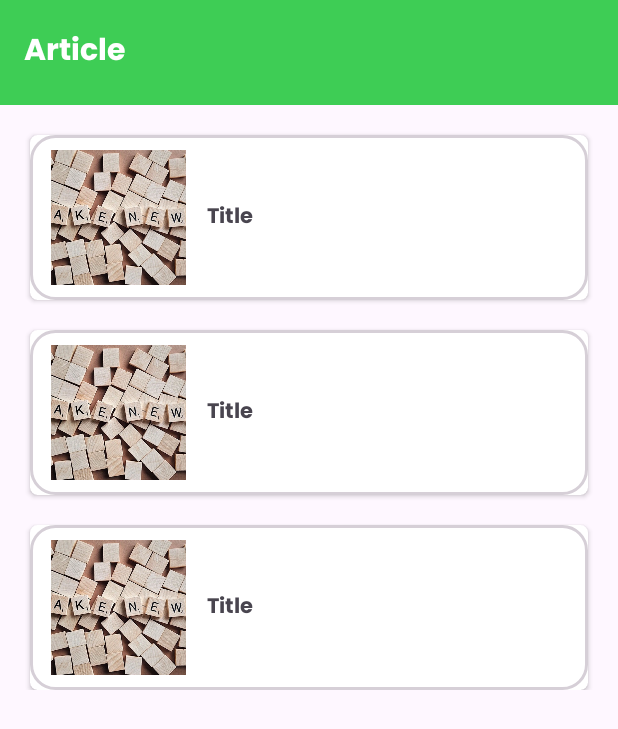
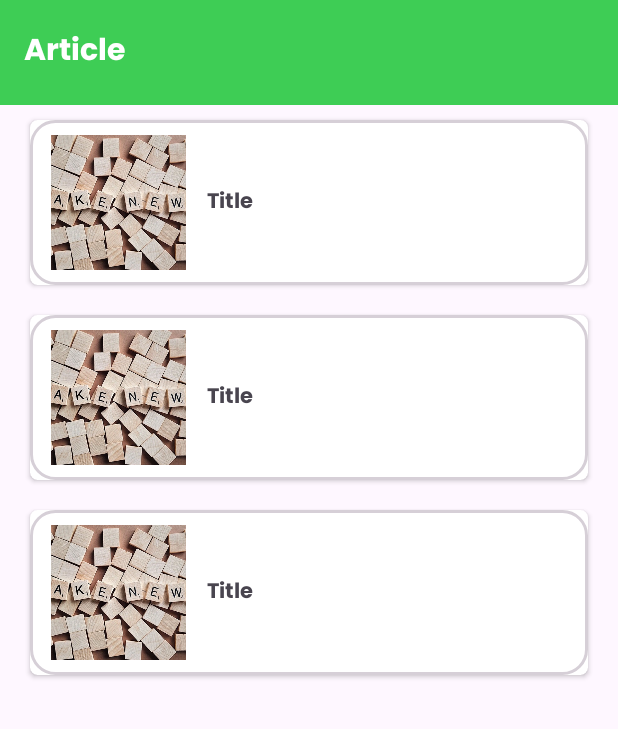
Before and after one commit to greenixproject/mobile-development, an Android app: the layout activity_article.xml on its own in the app's theme, with its tools: preview values and no code run, on a phone screen of 412 x 824 dp. Shown: the top 729 px of the screen. Run offline under Robolectric (Android 15) with nearby library versions, the light colour scheme and no system bars.

Commit message:
Updating Article

```diff
--- a/app/src/main/res/layout/activity_article.xml
+++ b/app/src/main/res/layout/activity_article.xml
@@ -28,13 +28,20 @@
 
     </com.google.android.material.appbar.MaterialToolbar>
 
-    <androidx.recyclerview.widget.RecyclerView
-        android:id="@+id/rv_list_article"
+    <ScrollView
         android:layout_width="match_parent"
         android:layout_height="0dp"
         app:layout_constraintEnd_toEndOf="parent"
+        app:layout_constraintBottom_toBottomOf="parent"
         app:layout_constraintStart_toStartOf="parent"
-        app:layout_constraintTop_toBottomOf="@+id/toolbar"
-        tools:listitem="@layout/item_article" />
+        app:layout_constraintTop_toBottomOf="@+id/toolbar">
+
+        <androidx.recyclerview.widget.RecyclerView
+            android:id="@+id/rv_list_article"
+            android:layout_width="match_parent"
+            android:layout_height="0dp"
+            tools:listitem="@layout/item_article" />
+
+    </ScrollView>
 
 </androidx.constraintlayout.widget.ConstraintLayout>
--- a/app/src/main/res/layout/item_article.xml
+++ b/app/src/main/res/layout/item_article.xml
@@ -6,9 +6,10 @@
     android:id="@+id/cv_article"
     android:layout_width="match_parent"
     android:layout_height="wrap_content"
+    android:layout_marginEnd="20dp"
+    android:layout_marginBottom="10dp"
     android:layout_marginStart="20dp"
-    android:layout_marginTop="20dp"
-    android:layout_marginEnd="20dp"
+    android:layout_marginTop="10dp"
     android:foreground="@drawable/border_normal"
     card_view:cardCornerRadius="5dp"
     android:orientation="horizontal">
```
